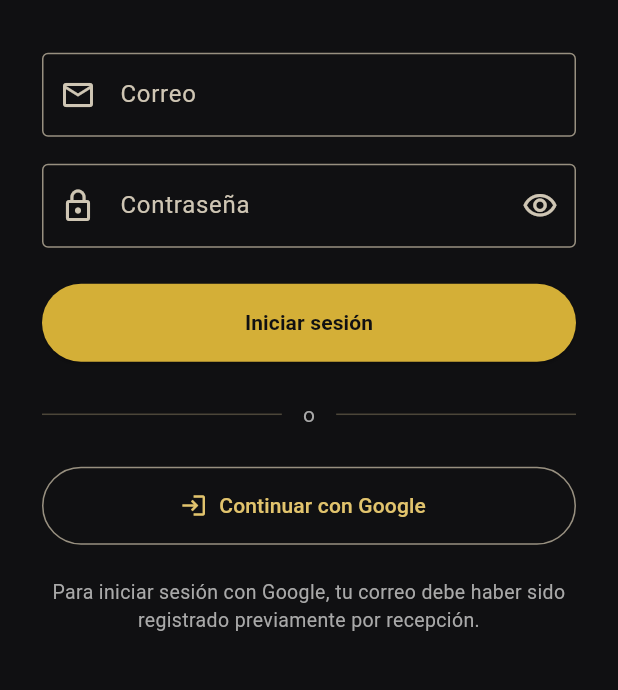
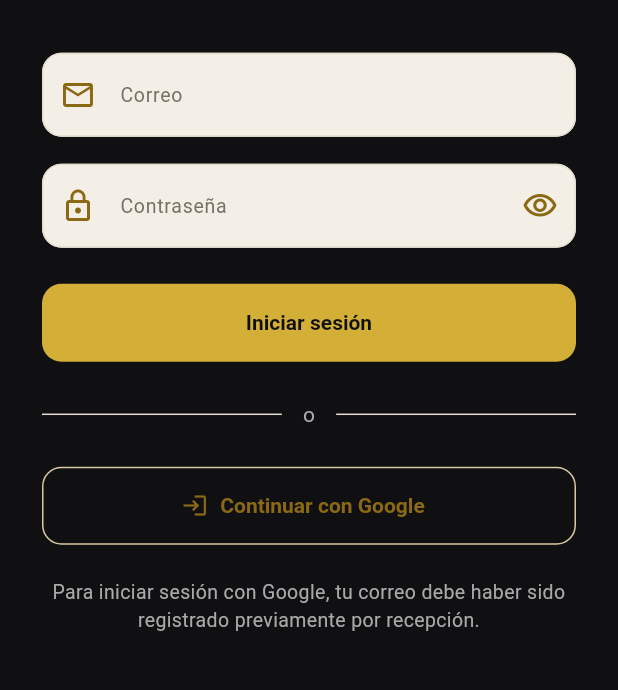
Before and after one commit to Hector2206/GymFlow, a Flutter app: the screen it shows after launch, on a phone screen of 412 x 824 dp, the part 468-1158 px from its top. Run offline on Flutter 3.47's test engine with Material 3 defaults, Android fonts, the phone set to English and light mode, and no system bars; our stand-ins replace barcode_widget, google_sign_in, shared_preferences; missing offline and left inert: google_sign_in_web, screen_brightness.

Commit message:
style(mobile): definir sistema visual claro de GymFlow

```diff
--- a/mobile/lib/main.dart
+++ b/mobile/lib/main.dart
@@ -5,26 +5,237 @@ import 'pages/splash_page.dart';
 void main() {
   WidgetsFlutterBinding.ensureInitialized();
 
-  runApp(const GymFlowApp());
+  runApp(
+    const GymFlowApp(),
+  );
 }
 
 class GymFlowApp extends StatelessWidget {
-  const GymFlowApp({super.key});
+  const GymFlowApp({
+    super.key,
+  });
 
   @override
   Widget build(BuildContext context) {
+    const gold = Color(0xFFB58A2A);
+    const goldDark = Color(0xFF8A6814);
+
+    const background = Color(0xFFF8F5EF);
+    const surface = Color(0xFFFFFDF8);
+    const fieldBackground = Color(0xFFF4EFE6);
+
+    const textPrimary = Color(0xFF2F2A24);
+    const textSecondary = Color(0xFF777067);
+
+    const border = Color(0xFFE5DDCF);
+
     return MaterialApp(
       debugShowCheckedModeBanner: false,
+
       title: 'GymFlow',
+
       theme: ThemeData(
-        brightness: Brightness.dark,
-        scaffoldBackgroundColor: const Color(0xFF101012),
+        useMaterial3: true,
+
+        brightness: Brightness.light,
+
+        scaffoldBackgroundColor: background,
+
         colorScheme: ColorScheme.fromSeed(
-          seedColor: const Color(0xFFD4AF37),
-          brightness: Brightness.dark,
+          seedColor: gold,
+          brightness: Brightness.light,
+        ).copyWith(
+          primary: gold,
+          secondary: goldDark,
+          surface: surface,
+          error: const Color(0xFFC21B2E),
         ),
-        useMaterial3: true,
+
+        appBarTheme: const AppBarTheme(
+          backgroundColor: surface,
+          foregroundColor: textPrimary,
+          elevation: 0,
+          centerTitle: false,
+          surfaceTintColor: Colors.transparent,
+          shadowColor: Colors.transparent,
+          iconTheme: IconThemeData(
+            color: goldDark,
+          ),
+        ),
+
+        inputDecorationTheme: InputDecorationTheme(
+          filled: true,
+          fillColor: fieldBackground,
+
+          contentPadding: const EdgeInsets.symmetric(
+            horizontal: 16,
+            vertical: 16,
+          ),
+
+          labelStyle: const TextStyle(
+            color: textSecondary,
+            fontSize: 13,
+          ),
+
+          hintStyle: const TextStyle(
+            color: Color(0xFFA39A8D),
+            fontSize: 13,
+          ),
+
+          prefixIconColor: goldDark,
+          suffixIconColor: goldDark,
+
+          border: OutlineInputBorder(
+            borderRadius: BorderRadius.circular(13),
+            borderSide: const BorderSide(
+              color: border,
+            ),
+          ),
+
+          enabledBorder: OutlineInputBorder(
+            borderRadius: BorderRadius.circular(13),
+            borderSide: const BorderSide(
+              color: border,
+            ),
+          ),
+
+          focusedBorder: OutlineInputBorder(
+            borderRadius: BorderRadius.circular(13),
+            borderSide: const BorderSide(
+              color: gold,
+              width: 1.4,
+            ),
+          ),
+
+          errorBorder: OutlineInputBorder(
+            borderRadius: BorderRadius.circular(13),
+            borderSide: const BorderSide(
+              color: Color(0xFFC21B2E),
+            ),
+          ),
+
+          focusedErrorBorder: OutlineInputBorder(
+            borderRadius: BorderRadius.circular(13),
+            borderSide: const BorderSide(
+              color: Color(0xFFC21B2E),
+              width: 1.4,
+            ),
+          ),
+
+          errorStyle: const TextStyle(
+            color: Color(0xFFB81E32),
+            fontSize: 11,
+            fontWeight: FontWeight.w500,
+          ),
+        ),
+
+        elevatedButtonTheme: ElevatedButtonThemeData(
+          style: ElevatedButton.styleFrom(
+            backgroundColor: gold,
+            foregroundColor: surface,
+            elevation: 0,
+
+            minimumSize: const Size(
+              0,
+              52,
+            ),
+
+            shape: RoundedRectangleBorder(
+              borderRadius: BorderRadius.circular(
+                13,
+              ),
+            ),
+
+            textStyle: const TextStyle(
+              fontSize: 14,
+              fontWeight: FontWeight.w700,
+            ),
+          ),
+        ),
+
+        outlinedButtonTheme: OutlinedButtonThemeData(
+          style: OutlinedButton.styleFrom(
+            foregroundColor: goldDark,
+
+            side: const BorderSide(
+              color: Color(0xFFD8C8A5),
+            ),
+
+            minimumSize: const Size(
+              0,
+              52,
+            ),
+
+            shape: RoundedRectangleBorder(
+              borderRadius: BorderRadius.circular(
+                13,
+              ),
+            ),
+
+            textStyle: const TextStyle(
+              fontSize: 14,
+              fontWeight: FontWeight.w600,
+            ),
+          ),
+        ),
+
+        dividerTheme: const DividerThemeData(
+          color: border,
+          thickness: 1,
+          space: 1,
+        ),
+
+        snackBarTheme: SnackBarThemeData(
+          behavior: SnackBarBehavior.floating,
+          backgroundColor: surface,
+
+          contentTextStyle: const TextStyle(
+            color: textPrimary,
+            fontWeight: FontWeight.w600,
+          ),
+
+          shape: RoundedRectangleBorder(
+            borderRadius: BorderRadius.circular(
+              14,
+            ),
+          ),
+        ),
+
+        textTheme: const TextTheme(
+          headlineLarge: TextStyle(
+            color: textPrimary,
+            fontWeight: FontWeight.w700,
+          ),
+
+          headlineMedium: TextStyle(
+            color: textPrimary,
+            fontWeight: FontWeight.w700,
+          ),
+
+          titleLarge: TextStyle(
+            color: textPrimary,
+            fontWeight: FontWeight.w700,
+          ),
+
+          titleMedium: TextStyle(
+            color: textPrimary,
+            fontWeight: FontWeight.w600,
+          ),
+
+          bodyLarge: TextStyle(
+            color: textPrimary,
+          ),
+
+          bodyMedium: TextStyle(
+            color: textSecondary,
+          ),
+
+          bodySmall: TextStyle(
+            color: textSecondary,
+          ),
+        ),
       ),
+
       home: const SplashPage(),
     );
   }
```
